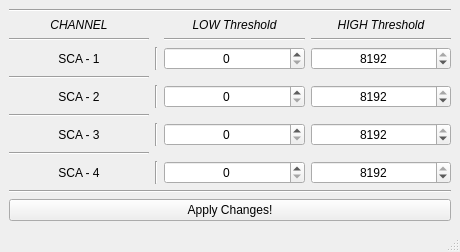
This is GUIS/roiAmptek.ui in lnls-sol/AmptekPX5 as Qt 5 draws it before an edit. The edited form follows.
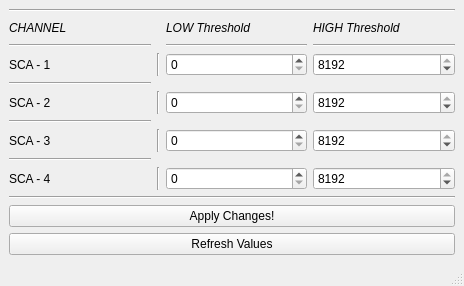
This is the edited form.

Commit message: Add Refresh Values Button

```diff
--- a/GUIS/roiAmptek.ui
+++ b/GUIS/roiAmptek.ui
@@ -5,8 +5,8 @@
    <rect>
     <x>0</x>
     <y>0</y>
-    <width>460</width>
-    <height>249</height>
+    <width>464</width>
+    <height>286</height>
    </rect>
   </property>
   <property name="windowTitle" >
@@ -55,9 +55,6 @@
           <property name="text" >
            <string>CHANNEL</string>
           </property>
-          <property name="alignment" >
-           <set>Qt::AlignCenter</set>
-          </property>
          </widget>
         </item>
         <item row="0" column="2" >
@@ -72,9 +69,6 @@
           <property name="text" >
            <string>LOW Threshold</string>
           </property>
-          <property name="alignment" >
-           <set>Qt::AlignCenter</set>
-          </property>
          </widget>
         </item>
         <item row="0" column="3" >
@@ -89,9 +83,6 @@
           <property name="text" >
            <string>HIGH Threshold</string>
           </property>
-          <property name="alignment" >
-           <set>Qt::AlignCenter</set>
-          </property>
          </widget>
         </item>
         <item row="2" column="0" >
@@ -99,16 +90,10 @@
           <property name="text" >
            <string>SCA - 1</string>
           </property>
-          <property name="alignment" >
-           <set>Qt::AlignCenter</set>
-          </property>
          </widget>
         </item>
         <item row="2" column="2" >
          <widget class="QSpinBox" name="spinSCA1Min" >
-          <property name="alignment" >
-           <set>Qt::AlignCenter</set>
-          </property>
           <property name="accelerated" >
            <bool>true</bool>
           </property>
@@ -119,9 +104,6 @@
         </item>
         <item row="2" column="3" >
          <widget class="QSpinBox" name="spinSCA1Max" >
-          <property name="alignment" >
-           <set>Qt::AlignCenter</set>
-          </property>
           <property name="accelerated" >
            <bool>true</bool>
           </property>
@@ -138,16 +120,10 @@
           <property name="text" >
            <string>SCA - 2</string>
           </property>
-          <property name="alignment" >
-           <set>Qt::AlignCenter</set>
-          </property>
          </widget>
         </item>
         <item row="4" column="2" >
          <widget class="QSpinBox" name="spinSCA2Min" >
-          <property name="alignment" >
-           <set>Qt::AlignCenter</set>
-          </property>
           <property name="accelerated" >
            <bool>true</bool>
           </property>
@@ -158,9 +134,6 @@
         </item>
         <item row="4" column="3" >
          <widget class="QSpinBox" name="spinSCA2Max" >
-          <property name="alignment" >
-           <set>Qt::AlignCenter</set>
-          </property>
           <property name="accelerated" >
            <bool>true</bool>
           </property>
@@ -177,16 +150,10 @@
           <property name="text" >
            <string>SCA - 3</string>
           </property>
-          <property name="alignment" >
-           <set>Qt::AlignCenter</set>
-          </property>
          </widget>
         </item>
         <item row="6" column="2" >
          <widget class="QSpinBox" name="spinSCA3Min" >
-          <property name="alignment" >
-           <set>Qt::AlignCenter</set>
-          </property>
           <property name="accelerated" >
            <bool>true</bool>
           </property>
@@ -197,9 +164,6 @@
         </item>
         <item row="6" column="3" >
          <widget class="QSpinBox" name="spinSCA3Max" >
-          <property name="alignment" >
-           <set>Qt::AlignCenter</set>
-          </property>
           <property name="accelerated" >
            <bool>true</bool>
           </property>
@@ -216,16 +180,10 @@
           <property name="text" >
            <string>SCA - 4</string>
           </property>
-          <property name="alignment" >
-           <set>Qt::AlignCenter</set>
-          </property>
          </widget>
         </item>
         <item row="8" column="2" >
          <widget class="QSpinBox" name="spinSCA4Min" >
-          <property name="alignment" >
-           <set>Qt::AlignCenter</set>
-          </property>
           <property name="accelerated" >
            <bool>true</bool>
           </property>
@@ -236,9 +194,6 @@
         </item>
         <item row="8" column="3" >
          <widget class="QSpinBox" name="spinSCA4Max" >
-          <property name="alignment" >
-           <set>Qt::AlignCenter</set>
-          </property>
           <property name="accelerated" >
            <bool>true</bool>
           </property>
@@ -338,6 +293,13 @@
           </property>
          </widget>
         </item>
+        <item>
+         <widget class="QPushButton" name="RefreshButton" >
+          <property name="text" >
+           <string>Refresh Values</string>
+          </property>
+         </widget>
+        </item>
        </layout>
       </item>
      </layout>
```
The commit also changes 2 other files.
